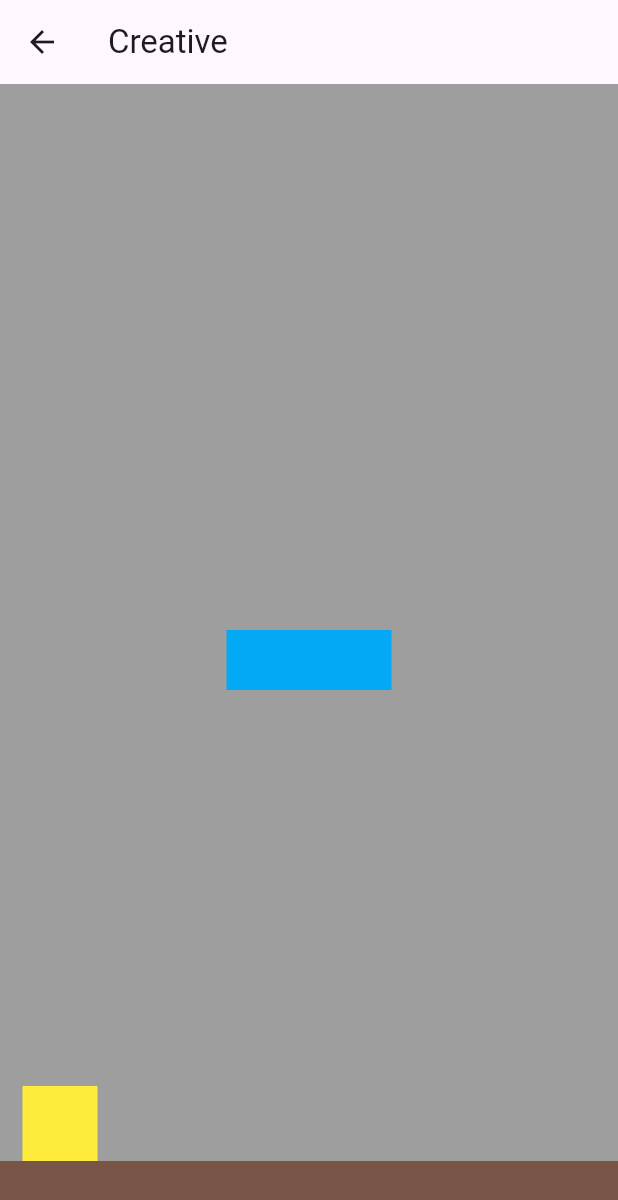
After one commit to caipira113/flutter_start, a Flutter app: the screen it shows after launch, in the side drawer, after a tap on "Creative", on a phone screen of 412 x 824 dp. The commit adds this screen. Shown: the top 1200 px of the screen. Run offline on Flutter 3.47's test engine with Material 3 defaults, Android fonts, the phone set to English and light mode, and no system bars.

Commit message:
see and draw (Suddenly I thought of gamemode 3)

```diff
--- /dev/null
+++ b/lib/creative.dart
@@ -0,0 +1,44 @@
+import 'package:flutter/material.dart';
+
+class Creative extends StatelessWidget {
+  const Creative({super.key});
+
+  @override
+  Widget build(BuildContext context) {
+    return Scaffold(
+      appBar: AppBar(
+        title: const Text("Creative"),
+      ),
+      backgroundColor: Colors.grey,
+      body: Stack(
+        children: [
+          Positioned(
+            bottom: 0,
+            left: 0,
+            right: 0,
+            child: Container(
+              color: Colors.brown,
+              height: 50,
+            ),
+          ),
+          Positioned(
+            bottom: 50,
+            left: 15,
+            child: Container(
+              color: Colors.yellow,
+              width: 50,
+              height: 50,
+            ),
+          ),
+          Center(
+            child: Container(
+              color: Colors.lightBlue,
+              width: 110,
+              height: 40,
+            ),
+          ),
+        ],
+      ),
+    );
+  }
+}
--- a/lib/main.dart
+++ b/lib/main.dart
@@ -1,4 +1,5 @@
 import 'package:flutter/material.dart';
+import 'package:flutter_start/creative.dart';
 import 'column_row.dart';
 import 'stack.dart';
 import 'my_first_page.dart';
@@ -77,6 +78,16 @@ class MyHomePage extends StatelessWidget {
                   MaterialPageRoute(builder: (context) => const StackPage()),
                 );
               },
+            ),
+            ListTile(
+              leading: const Icon(Icons.add_box),
+              title: const Text('Creative'),
+              onTap: () {
+                Navigator.push(
+                  context,
+                  MaterialPageRoute(builder: (context) => const Creative()),
+                );
+              },
             )
           ],
         ),
```
